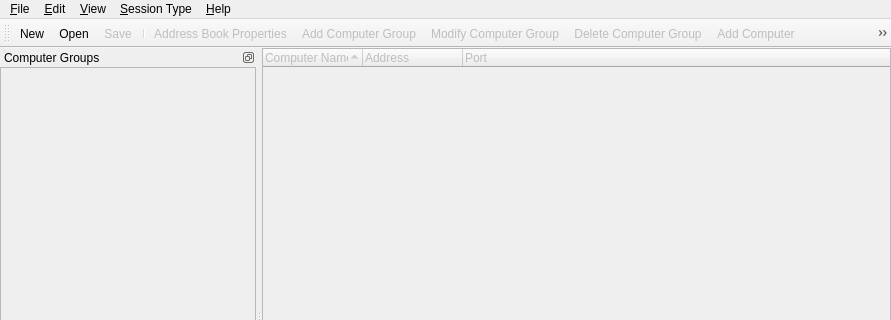
Qt form source/address_book/address_book_window.ui (dchapyshev/aspia) before a commit; both pictures show x 0 to 891 and y 0 to 320 of the 891 by 613 pixel window.
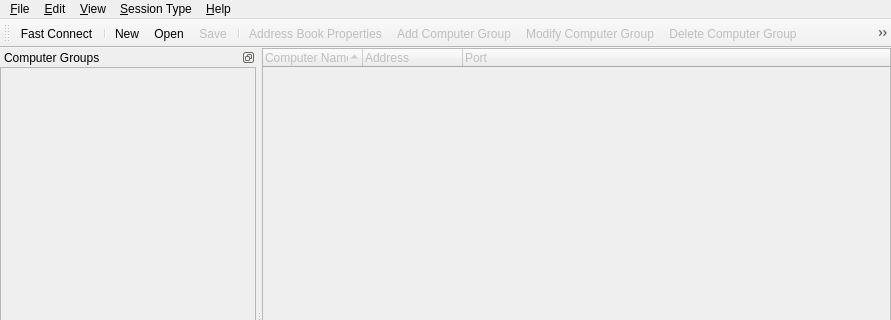
The same form after that commit. Icons and pictures are not drawn. Custom widgets are drawn as their Qt base class.

The edit to the form file:
```diff
--- a/source/address_book/address_book_window.ui
+++ b/source/address_book/address_book_window.ui
@@ -229,6 +229,8 @@
    <attribute name="toolBarBreak">
     <bool>false</bool>
    </attribute>
+   <addaction name="actionFast_Connect"/>
+   <addaction name="separator"/>
    <addaction name="action_new"/>
    <addaction name="action_open"/>
    <addaction name="action_save"/>
@@ -556,6 +558,15 @@
     <string>English</string>
    </property>
   </action>
+  <action name="actionFast_Connect">
+   <property name="icon">
+    <iconset resource="../resources/resources.qrc">
+     <normaloff>:/icon/plug-disconnect.png</normaloff>:/icon/plug-disconnect.png</iconset>
+   </property>
+   <property name="text">
+    <string>Fast Connect...</string>
+   </property>
+  </action>
  </widget>
  <layoutdefault spacing="6" margin="11"/>
  <customwidgets>
```
Left out of the diff: 2 changed lines with no effect on the pictures.
